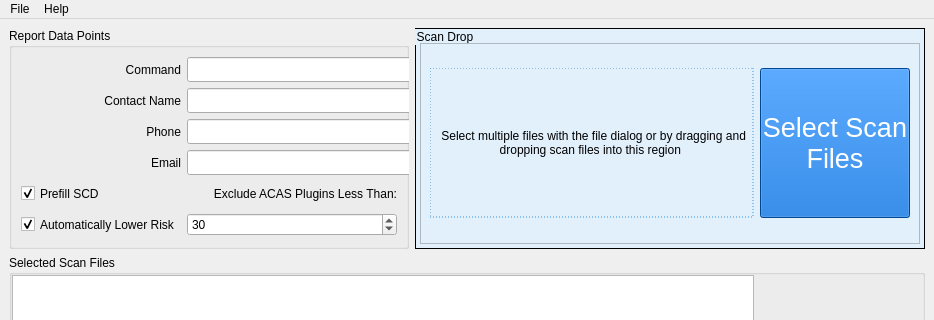
Above: ui_scans_to_reports.ui from CyberSecDef/scans2reports before the change; both pictures show x 0 to 934 and y 0 to 320 of the 934 by 823 pixel window. Below: the same form after it.
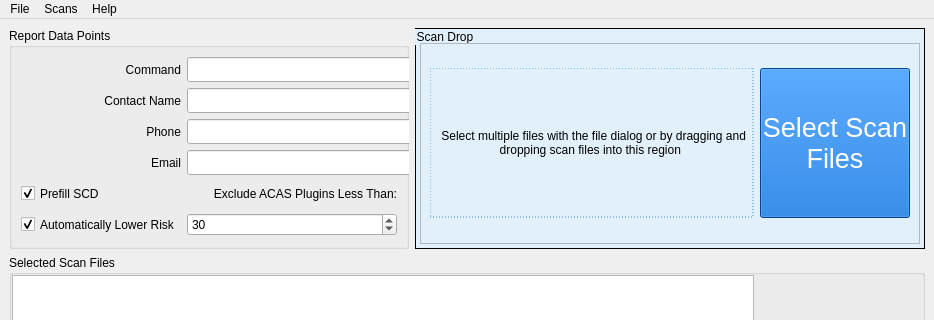
That is the form after the change.

```diff
--- a/ui_scans_to_reports.ui
+++ b/ui_scans_to_reports.ui
@@ -1002,7 +1002,15 @@
     <addaction name="separator"/>
     <addaction name="actionAbout"/>
    </widget>
+   <widget class="QMenu" name="menuScans">
+    <property name="title">
+     <string>Scans</string>
+    </property>
+    <addaction name="actionMerge_Nessus"/>
+    <addaction name="actionSplit_Nessus"/>
+   </widget>
    <addaction name="mnu_file"/>
+   <addaction name="menuScans"/>
    <addaction name="mnu_help"/>
   </widget>
   <widget class="QStatusBar" name="statusbar"/>
```
Left out of the diff: 10 changed lines with no effect on the pictures.
